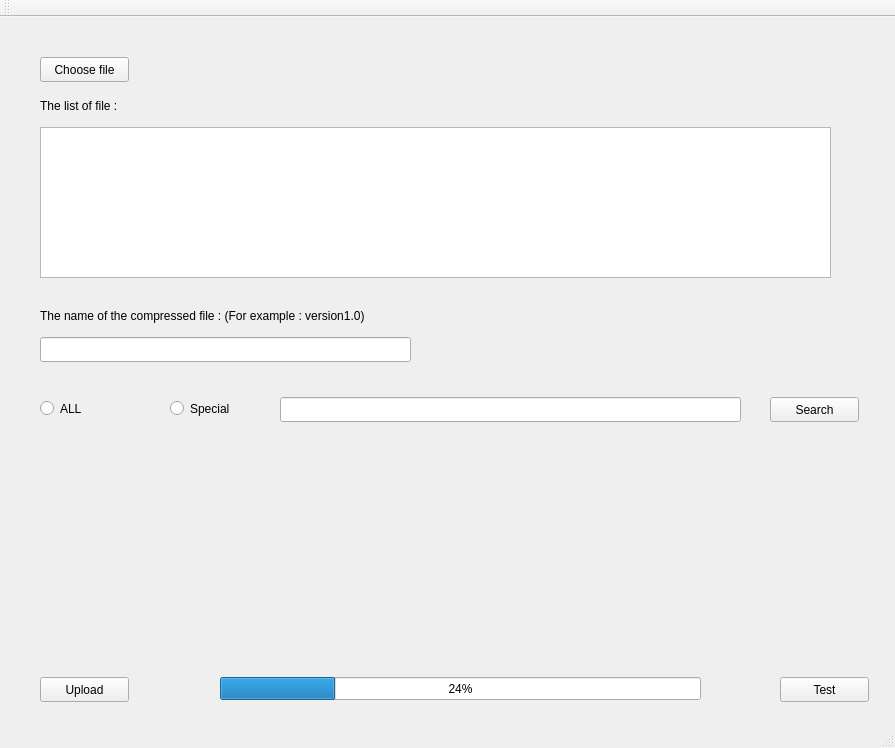
Before: the Qt Designer form mainwindow.ui in echo95200/Admin, drawn with Qt 5.
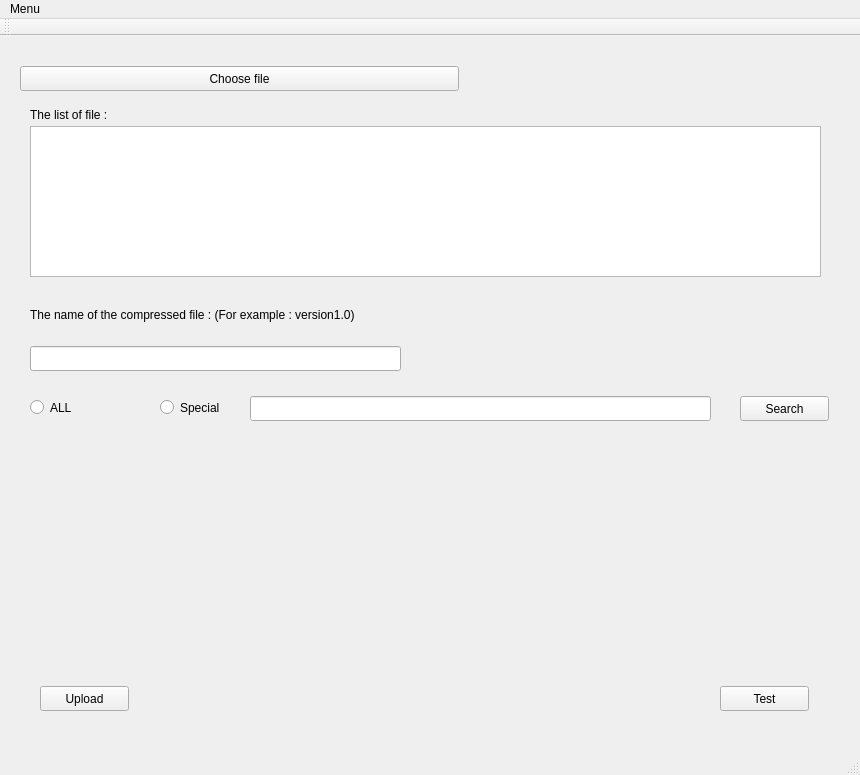
After: the same form once the commit is applied.

```diff
--- a/mainwindow.ui
+++ b/mainwindow.ui
@@ -6,20 +6,29 @@
    <rect>
     <x>0</x>
     <y>0</y>
-    <width>895</width>
-    <height>748</height>
+    <width>860</width>
+    <height>775</height>
    </rect>
   </property>
   <property name="windowTitle">
    <string>MainWindow</string>
   </property>
   <widget class="QWidget" name="centralWidget">
+   <widget class="QWidget" name="widget" native="true">
+    <property name="geometry">
+     <rect>
+      <x>10</x>
+      <y>10</y>
+      <width>841</width>
+      <height>701</height>
+     </rect>
+    </property>
    <widget class="QPushButton" name="pushButtonChooseFile">
     <property name="geometry">
      <rect>
-      <x>40</x>
-      <y>40</y>
-      <width>89</width>
+       <x>10</x>
+       <y>20</y>
+       <width>439</width>
       <height>25</height>
      </rect>
     </property>
@@ -30,8 +39,8 @@
    <widget class="QLabel" name="labelListFile">
     <property name="geometry">
      <rect>
-      <x>40</x>
-      <y>80</y>
+       <x>20</x>
+       <y>60</y>
       <width>301</width>
       <height>17</height>
      </rect>
@@ -43,8 +52,8 @@
    <widget class="QTextEdit" name="textEditChooseFile">
     <property name="geometry">
      <rect>
-      <x>40</x>
-      <y>110</y>
+       <x>20</x>
+       <y>80</y>
       <width>791</width>
       <height>151</height>
      </rect>
@@ -53,8 +62,8 @@
    <widget class="QLabel" name="label_2">
     <property name="geometry">
      <rect>
-      <x>40</x>
-      <y>290</y>
+       <x>20</x>
+       <y>260</y>
       <width>491</width>
       <height>17</height>
      </rect>
@@ -66,42 +75,18 @@
    <widget class="QLineEdit" name="lineEditFileName">
     <property name="geometry">
      <rect>
-      <x>40</x>
-      <y>320</y>
+       <x>20</x>
+       <y>300</y>
       <width>371</width>
       <height>25</height>
      </rect>
     </property>
    </widget>
-   <widget class="QPushButton" name="pushButtonUpload">
-    <property name="geometry">
-     <rect>
-      <x>40</x>
-      <y>660</y>
-      <width>89</width>
-      <height>25</height>
-     </rect>
-    </property>
-    <property name="text">
-     <string>Upload</string>
-    </property>
-   </widget>
-   <widget class="QWidget" name="verticalLayoutWidget">
-    <property name="geometry">
-     <rect>
-      <x>40</x>
-      <y>430</y>
-      <width>791</width>
-      <height>221</height>
-     </rect>
-    </property>
-    <layout class="QVBoxLayout" name="verticalLayout"/>
-   </widget>
    <widget class="QRadioButton" name="radioButtonAll">
     <property name="geometry">
      <rect>
-      <x>40</x>
-      <y>380</y>
+       <x>20</x>
+       <y>350</y>
       <width>112</width>
       <height>23</height>
      </rect>
@@ -113,8 +98,8 @@
    <widget class="QRadioButton" name="radioButtonSpecial">
     <property name="geometry">
      <rect>
-      <x>170</x>
-      <y>380</y>
+       <x>150</x>
+       <y>350</y>
       <width>112</width>
       <height>23</height>
      </rect>
@@ -126,8 +111,8 @@
    <widget class="QLineEdit" name="lineEditSearchUser">
     <property name="geometry">
      <rect>
-      <x>280</x>
-      <y>380</y>
+       <x>240</x>
+       <y>350</y>
       <width>461</width>
       <height>25</height>
      </rect>
@@ -136,8 +121,8 @@
    <widget class="QPushButton" name="pushButtonSerachUser">
     <property name="geometry">
      <rect>
-      <x>770</x>
-      <y>380</y>
+       <x>730</x>
+       <y>350</y>
       <width>89</width>
       <height>25</height>
      </rect>
@@ -146,11 +131,35 @@
      <string>Search</string>
     </property>
    </widget>
+    <widget class="QWidget" name="verticalLayoutWidget">
+     <property name="geometry">
+      <rect>
+       <x>20</x>
+       <y>390</y>
+       <width>801</width>
+       <height>231</height>
+      </rect>
+     </property>
+     <layout class="QVBoxLayout" name="verticalLayout"/>
+    </widget>
+    <widget class="QPushButton" name="pushButtonUpload">
+     <property name="geometry">
+      <rect>
+       <x>30</x>
+       <y>640</y>
+       <width>89</width>
+       <height>25</height>
+      </rect>
+     </property>
+     <property name="text">
+      <string>Upload</string>
+     </property>
+    </widget>
    <widget class="QPushButton" name="pushButtonTest">
     <property name="geometry">
      <rect>
-      <x>780</x>
-      <y>660</y>
+       <x>710</x>
+       <y>640</y>
       <width>89</width>
       <height>25</height>
      </rect>
@@ -159,18 +168,6 @@
      <string>Test</string>
     </property>
    </widget>
-   <widget class="QProgressBar" name="progressBar">
-    <property name="geometry">
-     <rect>
-      <x>220</x>
-      <y>660</y>
-      <width>481</width>
-      <height>23</height>
-     </rect>
-    </property>
-    <property name="value">
-     <number>24</number>
-    </property>
    </widget>
   </widget>
   <widget class="QMenuBar" name="menuBar">
@@ -178,10 +175,19 @@
     <rect>
      <x>0</x>
      <y>0</y>
-     <width>895</width>
+     <width>860</width>
      <height>22</height>
     </rect>
    </property>
+   <widget class="QMenu" name="menuUpdate">
+    <property name="title">
+     <string>Menu</string>
+    </property>
+    <addaction name="separator"/>
+    <addaction name="actionUploadFile"/>
+    <addaction name="actionCustomer"/>
+   </widget>
+   <addaction name="menuUpdate"/>
   </widget>
   <widget class="QToolBar" name="mainToolBar">
    <attribute name="toolBarArea">
```
Left out of the diff: 15 changed lines with no effect on the pictures. Lines whose indentation alone changed are shown as unchanged.
